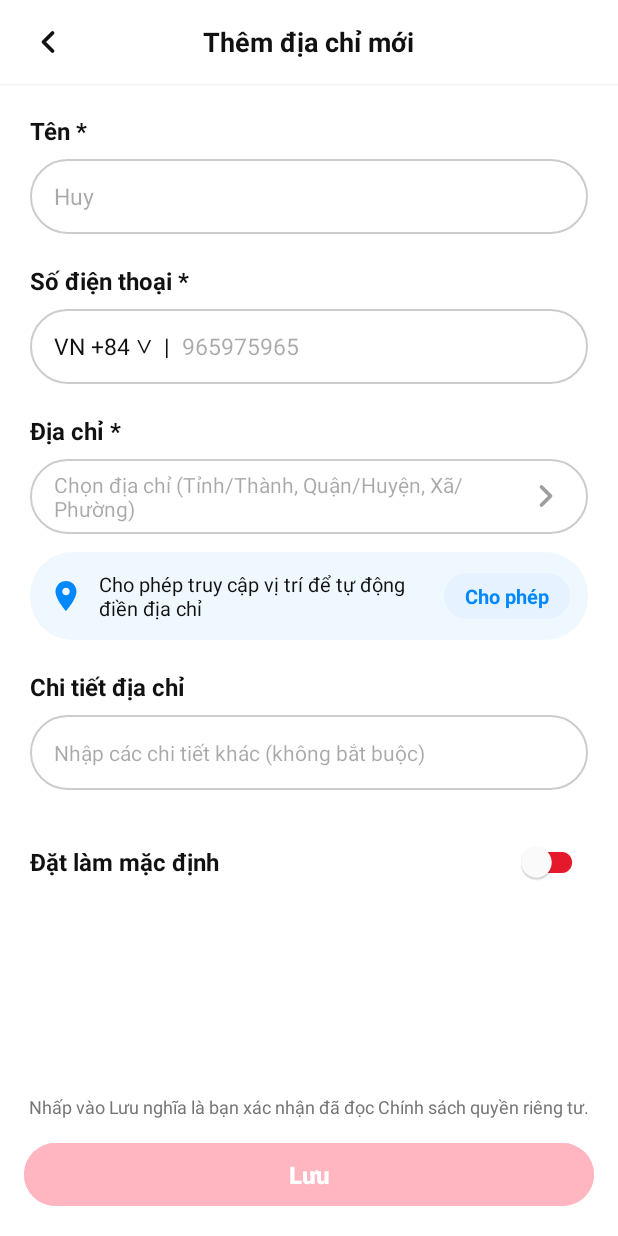
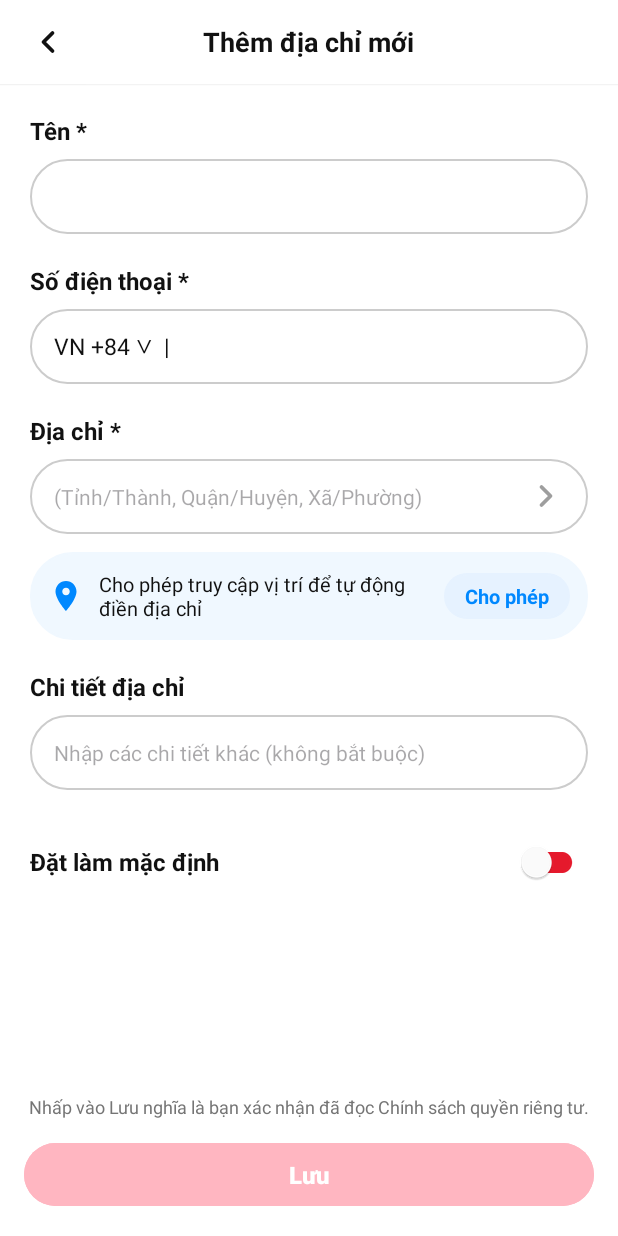
Before and after one commit to vuthuyhong22306-bit/ShoeStore, an Android app: the AddEditAddressActivity screen opened directly, with no data from a screen before it, on a phone screen of 412 x 824 dp. Run offline under Robolectric (Android 15) with nearby library versions, the phone set to English and light mode, and no system bars; our stand-ins replace Firebase (no records; nobody signed in at launch, a user with empty details on screens opened directly), Room's generated code; 1 statement that could not run was skipped.

Commit message:
Fĩx loi #3

```diff
--- a/app/src/main/java/com/example/shoestore/ui/activity/AddEditAddressActivity.java
+++ b/app/src/main/java/com/example/shoestore/ui/activity/AddEditAddressActivity.java
@@ -53,7 +53,6 @@ public class AddEditAddressActivity extends AppCompatActivity {
         }
 
         binding.btnAllowLocation.setOnClickListener(v -> {
-            binding.etFullAddress.setText("Xã Ô Diên, Hà Nội, Việt Nam");
             Toast.makeText(this, "Đã lấy vị trí thành công!", Toast.LENGTH_SHORT).show();
             validateInput();
         });
--- a/app/src/main/res/layout/activity_add_edit_address.xml
+++ b/app/src/main/res/layout/activity_add_edit_address.xml
@@ -61,7 +61,6 @@
                 android:layout_height="50dp"
                 android:layout_marginTop="8dp"
                 android:background="@drawable/bg_input_pill_outlined"
-                android:hint="Huy"
                 android:inputType="textPersonName"
                 android:paddingHorizontal="16dp"
                 android:textColor="#111111"
@@ -98,7 +97,6 @@
                     android:layout_height="match_parent"
                     android:layout_marginStart="8dp"
                     android:background="@null"
-                    android:hint="965975965"
                     android:inputType="phone"
                     android:textColor="#111111"
                     android:textSize="15sp" />
@@ -122,7 +120,7 @@
                 android:background="@drawable/bg_input_pill_outlined"
                 android:drawableEnd="@drawable/ic_chevron_right_white"
                 android:drawableTint="#9E9E9E"
-                android:hint="Chọn địa chỉ (Tỉnh/Thành, Quận/Huyện, Xã/Phường)"
+                android:hint="(Tỉnh/Thành, Quận/Huyện, Xã/Phường)"
                 android:paddingHorizontal="16dp"
                 android:textColor="#111111"
                 android:textSize="14sp" />
```
